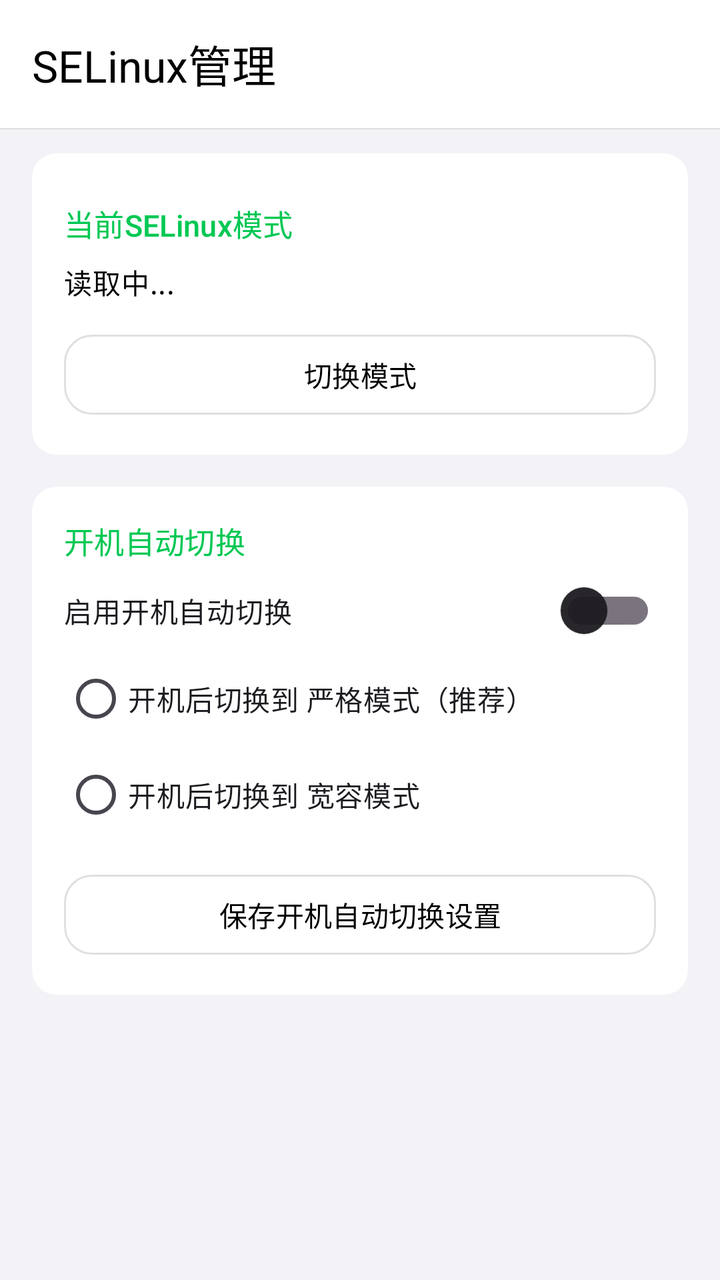
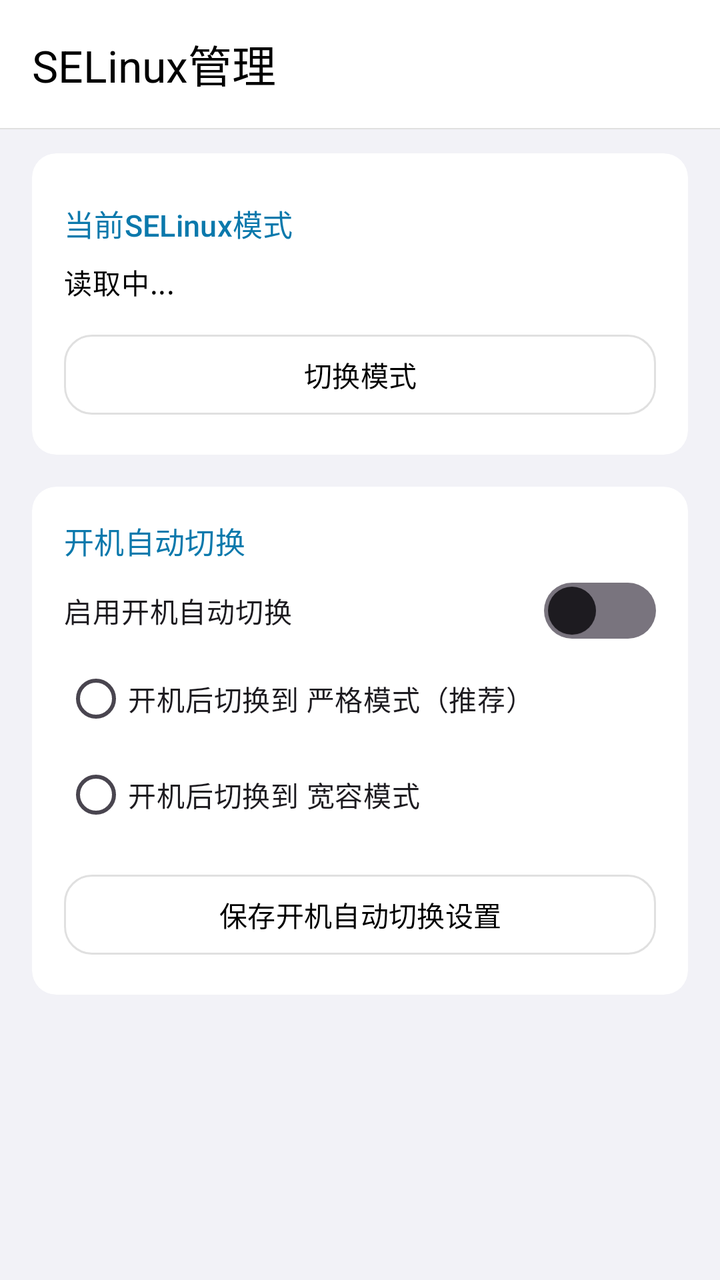

Compare the two renders of this Android layout. The source of the first and the diff that turns it into the second are given below.
<!-- AndroidManifest.xml: application theme Theme.Aurora -->
<!-- res/layout/activity_selinux_manager.xml -->
<?xml version="1.0" encoding="utf-8"?>
<androidx.coordinatorlayout.widget.CoordinatorLayout xmlns:android="http://schemas.android.com/apk/res/android"
    xmlns:app="http://schemas.android.com/apk/res-auto"
    android:layout_width="match_parent"
    android:layout_height="match_parent"
    android:background="@color/ios_background_grouped"
    android:fitsSystemWindows="true">

    <com.google.android.material.appbar.AppBarLayout
        android:layout_width="match_parent"
        android:layout_height="wrap_content"
        android:background="?attr/auroraBackgroundElevated"
        android:fitsSystemWindows="true"
        app:elevation="0dp">

        <com.google.android.material.appbar.MaterialToolbar
            android:id="@+id/toolbarSelinux"
            android:layout_width="match_parent"
            android:layout_height="?attr/actionBarSize"
            android:background="@android:color/transparent"
            app:title="SELinux管理"
            app:titleTextColor="?attr/auroraTextPrimary" />

        <View
            android:layout_width="match_parent"
            android:layout_height="0.5dp"
            android:background="?attr/auroraSeparator" />
    </com.google.android.material.appbar.AppBarLayout>

    <androidx.core.widget.NestedScrollView
        android:layout_width="match_parent"
        android:layout_height="match_parent"
        android:paddingBottom="16dp"
        app:layout_behavior="@string/appbar_scrolling_view_behavior">

        <LinearLayout
            android:layout_width="match_parent"
            android:layout_height="wrap_content"
            android:orientation="vertical"
            android:paddingHorizontal="@dimen/ios_screen_edge"
            android:paddingTop="12dp"
            android:paddingBottom="24dp">

            <com.google.android.material.card.MaterialCardView
                android:layout_width="match_parent"
                android:layout_height="wrap_content"
                app:cardBackgroundColor="?attr/auroraCard"
                app:cardCornerRadius="@dimen/ios_card_corner"
                app:cardElevation="0dp"
                app:strokeWidth="0dp">

                <LinearLayout
                    android:layout_width="match_parent"
                    android:layout_height="wrap_content"
                    android:orientation="vertical"
                    android:layout_marginTop="8dp"
                    android:padding="@dimen/ios_card_padding">

                    <TextView
                        android:layout_width="match_parent"
                        android:layout_height="wrap_content"
                        android:text="当前SELinux模式"
                        android:textAppearance="@style/Widget.IOS.SubsectionTitle" />

                    <TextView
                        android:id="@+id/tvSelinuxModeValue"
                        android:layout_width="match_parent"
                        android:layout_height="wrap_content"
                        android:layout_marginTop="8dp"
                        android:text="读取中..."
                        android:textAppearance="@style/Widget.IOS.Body" />

                    <com.google.android.material.button.MaterialButton
                        android:id="@+id/btnToggleSelinux"
                        android:layout_width="match_parent"
                        android:layout_height="wrap_content"
                        android:layout_marginTop="12dp"
                        android:text="切换模式"
                        android:textAllCaps="false"
                        android:textColor="?attr/auroraTextPrimary"
                        app:backgroundTint="?attr/auroraBackgroundElevated"
                        app:cornerRadius="14dp"
                        app:strokeColor="@color/ios_separator"
                        app:strokeWidth="1dp" />
                </LinearLayout>
            </com.google.android.material.card.MaterialCardView>

            <com.google.android.material.card.MaterialCardView
                android:layout_width="match_parent"
                android:layout_height="wrap_content"
                android:layout_marginTop="@dimen/ios_section_gap"
                app:cardBackgroundColor="?attr/auroraCard"
                app:cardCornerRadius="@dimen/ios_card_corner"
                app:cardElevation="0dp"
                app:strokeWidth="0dp">

                <LinearLayout
                    android:layout_width="match_parent"
                    android:layout_height="wrap_content"
                    android:orientation="vertical"
                    android:padding="@dimen/ios_card_padding">

                    <TextView
                        android:layout_width="match_parent"
                        android:layout_height="wrap_content"
                        android:text="开机自动切换"
                        android:textAppearance="@style/Widget.IOS.SubsectionTitle" />

                    <androidx.appcompat.widget.SwitchCompat
                        android:id="@+id/switchAutoSelinux"
                        android:layout_width="match_parent"
                        android:layout_height="wrap_content"
                        android:layout_marginTop="10dp"
                        android:minHeight="28dp"
                        android:padding="0dp"
                        android:text="启用开机自动切换"
                        android:textAppearance="@style/Widget.IOS.Body"
                        android:thumb="@drawable/switch_ios26_thumb"
                        android:track="@drawable/switch_ios26_track"
                        android:splitTrack="false" />

                    <RadioGroup
                        android:id="@+id/radioSelinuxTarget"
                        android:layout_width="match_parent"
                        android:layout_height="wrap_content"
                        android:layout_marginTop="6dp"
                        android:orientation="vertical">

                        <RadioButton
                            android:id="@+id/radioEnforcing"
                            android:layout_width="match_parent"
                            android:layout_height="wrap_content"
                            android:text="开机后切换到 严格模式（推荐）" />

                        <RadioButton
                            android:id="@+id/radioPermissive"
                            android:layout_width="match_parent"
                            android:layout_height="wrap_content"
                            android:text="开机后切换到 宽容模式" />
                    </RadioGroup>

                    <com.google.android.material.button.MaterialButton
                        android:id="@+id/btnSaveAutoSelinux"
                        android:layout_width="match_parent"
                        android:layout_height="wrap_content"
                        android:layout_marginTop="12dp"
                        android:text="保存开机自动切换设置"
                        android:textAllCaps="false"
                        android:textColor="?attr/auroraTextPrimary"
                        app:backgroundTint="?attr/auroraBackgroundElevated"
                        app:cornerRadius="14dp"
                        app:strokeColor="@color/ios_separator"
                        app:strokeWidth="1dp" />
                </LinearLayout>
            </com.google.android.material.card.MaterialCardView>
        </LinearLayout>
    </androidx.core.widget.NestedScrollView>

</androidx.coordinatorlayout.widget.CoordinatorLayout>
<!-- resources referenced by this layout -->
<resources>
  <color name="ios_background_grouped">#F2F2F7</color>
  <color name="ios_separator">#E0E0E0</color>
  <dimen name="ios_card_corner">12dp</dimen>
  <dimen name="ios_card_padding">16dp</dimen>
  <dimen name="ios_screen_edge">16dp</dimen>
  <dimen name="ios_section_gap">16dp</dimen>
  <!-- drawable switch_ios26_thumb (drawable) -->
  <?xml version="1.0" encoding="utf-8"?>
  <selector xmlns:android="http://schemas.android.com/apk/res/android">
      <item android:state_checked="true">
          <shape android:shape="oval">
              <size android:width="24dp" android:height="24dp" />
              <solid android:color="#F2FFFFFF" />
              <stroke android:width="0.5dp" android:color="#26000000" />
          </shape>
      </item>
  
      <item>
          <shape android:shape="oval">
              <size android:width="24dp" android:height="24dp" />
              <solid android:color="#F2FFFFFF" />
              <stroke android:width="0.5dp" android:color="#26000000" />
          </shape>
      </item>
  </selector>
  <!-- drawable switch_ios26_track (drawable) -->
  <?xml version="1.0" encoding="utf-8"?>
  <selector xmlns:android="http://schemas.android.com/apk/res/android">
      <item android:state_checked="true">
          <shape android:shape="rectangle">
              <size android:height="28dp" />
              <corners android:radius="999dp" />
              
              <solid android:color="@color/switch_track_on" />
              <stroke android:width="1dp" android:color="@color/switch_track_stroke" />
          </shape>
      </item>
  
      <item>
          <shape android:shape="rectangle">
              <size android:height="28dp" />
              <corners android:radius="999dp" />
              
              <solid android:color="@color/switch_track_off" />
              <stroke android:width="1dp" android:color="@color/switch_track_stroke" />
          </shape>
      </item>
  </selector>
  <style name="Widget.IOS.Body" parent="TextAppearance.Material3.BodyMedium">
          <item name="android:textColor">@color/ios_text_primary</item>
          <item name="android:lineSpacingMultiplier">1.15</item>
      </style>
  <style name="Widget.IOS.SubsectionTitle" parent="TextAppearance.Material3.TitleSmall">
          <item name="android:textColor">?attr/auroraAccent</item>
          <item name="android:textSize">15sp</item>
          <item name="android:fontFamily">sans-serif-medium</item>
      </style>
  <style name="Theme.Aurora" parent="Base.Theme.Aurora" />
  <color name="switch_track_on">#3370FF</color>
  <color name="switch_track_stroke">#33000000</color>
  <color name="switch_track_off">#E5E5EA</color>
  <color name="ios_text_primary">#000000</color>
  <color name="ios_accent">#00C853</color>
  <color name="white">#FFFFFFFF</color>
  <color name="ios_card">#FFFFFF</color>
  <color name="ios_background_elevated">#FFFFFF</color>
  <color name="ios_fill_tertiary">#F2F2F7</color>
  <color name="ios_text_secondary">#6C6C70</color>
  <color name="ios_text_tertiary">#A9A9AE</color>
  <style name="ThemeOverlay.Aurora.AlertDialog" parent="ThemeOverlay.Material3.Dialog.Alert">
          <item name="android:windowBackground">@drawable/bg_dialog_rounded</item>
      </style>
  <style name="ThemeOverlay.Aurora.MaterialAlertDialog" parent="ThemeOverlay.Material3.MaterialAlertDialog">
          <item name="alertDialogStyle">@style/Widget.Aurora.MaterialAlertDialog</item>
      </style>
  <style name="Widget.Aurora.MaterialAlertDialog" parent="MaterialAlertDialog.Material3">
          <item name="shapeAppearance">@style/ShapeAppearance.Aurora.Dialog</item>
          <item name="backgroundTint">?attr/auroraBackgroundElevated</item>
      </style>
  <dimen name="dialog_corner_radius">20dp</dimen>
  <color name="dialog_stroke">#1A000000</color>
  <style name="ShapeAppearance.Aurora.Dialog" parent="">
          <item name="cornerFamily">rounded</item>
          <item name="cornerSize">@dimen/dialog_corner_radius</item>
      </style>
  <!-- unchanged entries left out for length: 2 -->
</resources>

<!-- the commit's change to res/layout/activity_selinux_manager.xml (unified diff, before → after) -->
@@ -116,7 +116,7 @@
                         android:text="启用开机自动切换"
                         android:textAppearance="@style/Widget.IOS.Body"
                         android:thumb="@drawable/switch_ios26_thumb"
-                        android:track="@drawable/switch_ios26_track"
+                        app:track="@drawable/switch_ios26_track"
                         android:splitTrack="false" />
 
                     <RadioGroup
<!-- resource entries referenced after the edit -->
@@ -8,23 +8,40 @@
   <dimen name="ios_section_gap">16dp</dimen>
   <!-- drawable switch_ios26_thumb (drawable) -->
   <?xml version="1.0" encoding="utf-8"?>
-  <selector xmlns:android="http://schemas.android.com/apk/res/android">
-      <item android:state_checked="true">
-          <shape android:shape="oval">
-              <size android:width="24dp" android:height="24dp" />
-              <solid android:color="#F2FFFFFF" />
-              <stroke android:width="0.5dp" android:color="#26000000" />
+  <layer-list xmlns:android="http://schemas.android.com/apk/res/android">
+  
+      
+      <item>
+          <shape android:shape="rectangle">
+              <size
+                  android:width="28dp"
+                  android:height="25dp" />
+              <solid android:color="@android:color/transparent" />
           </shape>
       </item>
   
-      <item>
+      
+      <item
+          android:gravity="center"
+          android:top="1dp">
           <shape android:shape="oval">
-              <size android:width="24dp" android:height="24dp" />
-              <solid android:color="#F2FFFFFF" />
-              <stroke android:width="0.5dp" android:color="#26000000" />
+              <size
+                  android:width="24dp"
+                  android:height="24dp" />
+              <solid android:color="#1A000000" />
           </shape>
       </item>
-  </selector>
+  
+      
+      <item android:gravity="center">
+          <shape android:shape="oval">
+              <size
+                  android:width="24dp"
+                  android:height="24dp" />
+              <solid android:color="#FFFFFFFF" />
+          </shape>
+      </item>
+  </layer-list>
   <!-- drawable switch_ios26_track (drawable) -->
   <?xml version="1.0" encoding="utf-8"?>
   <selector xmlns:android="http://schemas.android.com/apk/res/android">
@@ -32,9 +49,7 @@
           <shape android:shape="rectangle">
               <size android:height="28dp" />
               <corners android:radius="999dp" />
-              
               <solid android:color="@color/switch_track_on" />
-              <stroke android:width="1dp" android:color="@color/switch_track_stroke" />
           </shape>
       </item>
   
@@ -42,9 +57,7 @@
           <shape android:shape="rectangle">
               <size android:height="28dp" />
               <corners android:radius="999dp" />
-              
               <solid android:color="@color/switch_track_off" />
-              <stroke android:width="1dp" android:color="@color/switch_track_stroke" />
           </shape>
       </item>
   </selector>
@@ -58,11 +71,10 @@
           <item name="android:fontFamily">sans-serif-medium</item>
       </style>
   <style name="Theme.Aurora" parent="Base.Theme.Aurora" />
-  <color name="switch_track_on">#3370FF</color>
-  <color name="switch_track_stroke">#33000000</color>
-  <color name="switch_track_off">#E5E5EA</color>
+  <color name="switch_track_on">#FF0B79AC</color>
+  <color name="switch_track_off">#FFE9E9EB</color>
   <color name="ios_text_primary">#000000</color>
-  <color name="ios_accent">#00C853</color>
+  <color name="ios_accent">#0B79AC</color>
   <color name="white">#FFFFFFFF</color>
   <color name="ios_card">#FFFFFF</color>
   <color name="ios_background_elevated">#FFFFFF</color>
